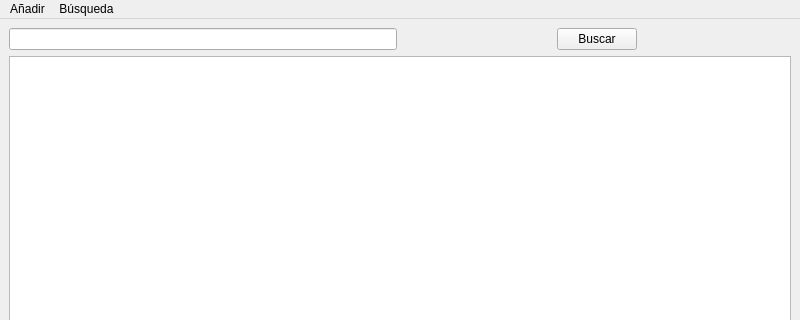
Before: the Qt Designer form menu.ui in infortype/MoneyManager, drawn with Qt 5; both pictures show x 0 to 800 and y 0 to 320 of the 800 by 600 pixel window.
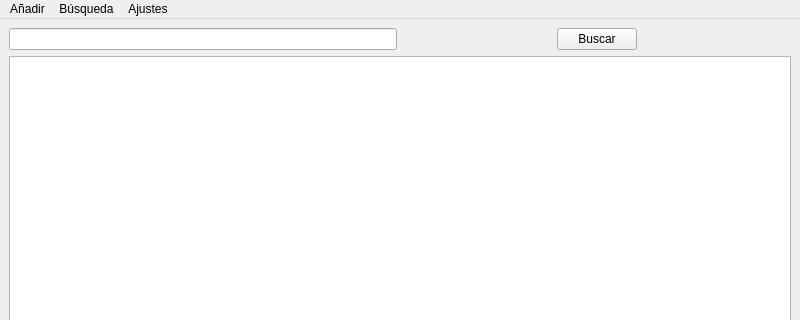
After: the same form once the commit is applied. Icons and pictures are not drawn.

```diff
--- a/menu.ui
+++ b/menu.ui
@@ -92,8 +92,16 @@
     </property>
     <addaction name="actionTodos"/>
    </widget>
+   <widget class="QMenu" name="menuAjustes">
+    <property name="title">
+     <string>Ajustes</string>
+    </property>
+    <addaction name="actionAgregar_cuenta"/>
+    <addaction name="actionEliminar_cuenta"/>
+   </widget>
    <addaction name="menuA_adir"/>
    <addaction name="menuBusqueda"/>
+   <addaction name="menuAjustes"/>
   </widget>
   <action name="actionNueva_Hoja">
    <property name="icon">
```
Left out of the diff: 10 changed lines with no effect on the pictures.
